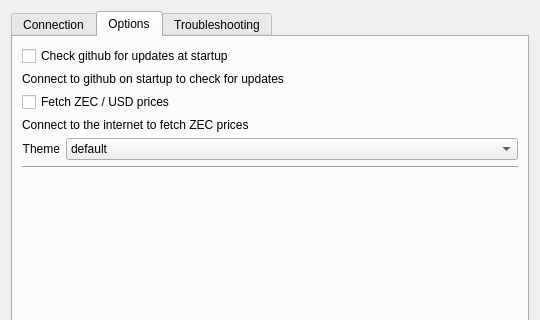
First picture: the form in src/settings.ui, repository ycashfoundation/YecLite, before the edit; both pictures show x 0 to 540 and y 0 to 320 of the 540 by 539 pixel window.
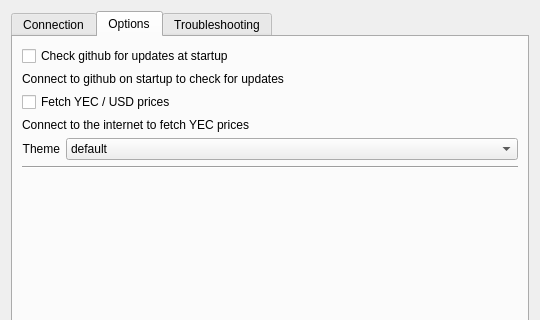
Second picture: the form after the edit. The open tabs and pages were chosen to show the change.

Patch:
```diff
--- a/src/settings.ui
+++ b/src/settings.ui
@@ -119,7 +119,7 @@
        <item row="2" column="0" colspan="2">
         <widget class="QCheckBox" name="chkFetchPrices">
          <property name="text">
-          <string>Fetch ZEC / USD prices</string>
+          <string>Fetch YEC / USD prices</string>
          </property>
         </widget>
        </item>
@@ -182,7 +182,7 @@
        <item row="3" column="0" colspan="2">
         <widget class="QLabel" name="label_10">
          <property name="text">
-          <string>Connect to the internet to fetch ZEC prices</string>
+          <string>Connect to the internet to fetch YEC prices</string>
          </property>
         </widget>
        </item>
```
Left out of the diff: 2 changed lines with no effect on the pictures.
